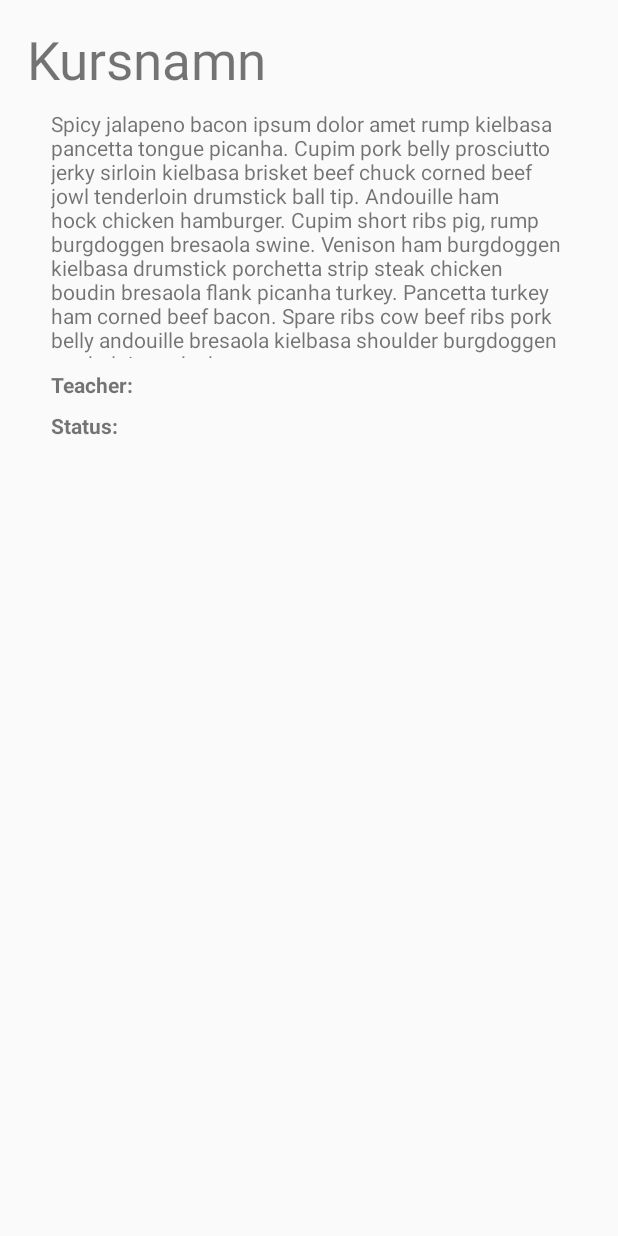
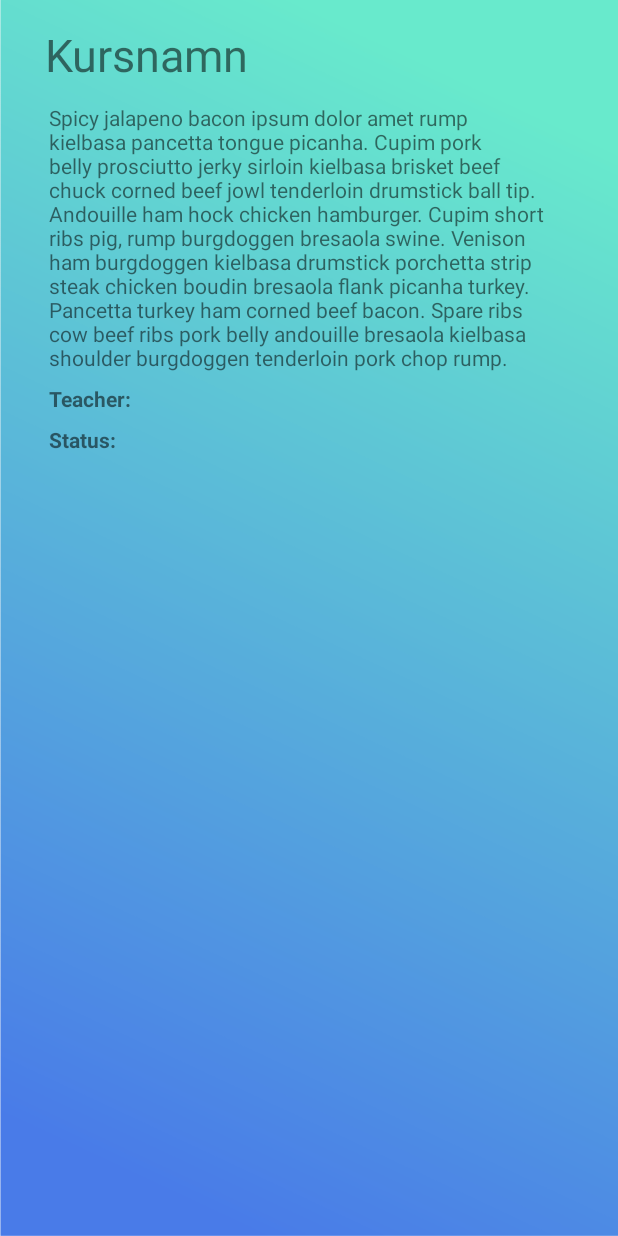
Before and after one commit to NewtonYrkeshogskola/da_scrummerz, an Android app: the layout activity_course_info.xml on its own in the app's theme, with its tools: preview values and no code run, on a phone screen of 412 x 824 dp. Run offline under Robolectric (Android 15) with nearby library versions, the phone set to English and light mode, and no system bars.

Commit message:
Details for the courses works perfectly! <3

```diff
--- a/Android/Scrummerz/app/build.gradle
+++ b/Android/Scrummerz/app/build.gradle
@@ -38,7 +38,6 @@ dependencies {
     compile 'com.google.firebase:firebase-messaging:10.2.4'
     compile 'com.google.firebase:firebase-crash:10.2.4'
     compile 'com.google.firebase:firebase-core:10.2.4'
-    compile 'com.jakewharton:butterknife:8.5.1'
     testCompile 'junit:junit:4.12'
 }
 
--- a/Android/Scrummerz/app/src/main/res/layout/activity_course_info.xml
+++ b/Android/Scrummerz/app/src/main/res/layout/activity_course_info.xml
@@ -4,30 +4,32 @@
     xmlns:tools="http://schemas.android.com/tools"
     android:layout_width="match_parent"
     android:layout_height="match_parent"
+    android:background="@drawable/bglogin"
     tools:context="se.newton.scrummerz.CourseInfo">
 
     <TextView
         android:id="@+id/courseName"
-        android:layout_width="wrap_content"
+        android:layout_width="360dp"
         android:layout_height="wrap_content"
-        android:layout_marginLeft="8dp"
+        android:layout_marginLeft="16dp"
         android:layout_marginRight="8dp"
         android:layout_marginTop="16dp"
         android:text="Kursnamn"
-        android:textSize="35sp"
-        app:layout_constraintHorizontal_bias="0.042"
+        android:textSize="30sp"
+        app:layout_constraintHorizontal_bias="0.5"
         app:layout_constraintLeft_toLeftOf="parent"
         app:layout_constraintRight_toRightOf="parent"
         app:layout_constraintTop_toTopOf="parent" />
 
     <TextView
         android:id="@+id/detailsView"
-        android:layout_width="344dp"
-        android:layout_height="166dp"
+        android:layout_width="333dp"
+        android:layout_height="wrap_content"
         android:layout_marginLeft="0dp"
         android:layout_marginRight="0dp"
-        android:layout_marginTop="9dp"
+        android:layout_marginTop="12dp"
         android:text="Spicy jalapeno bacon ipsum dolor amet rump kielbasa pancetta tongue picanha. Cupim pork belly prosciutto jerky sirloin kielbasa brisket beef chuck corned beef jowl tenderloin drumstick ball tip. Andouille ham hock chicken hamburger. Cupim short ribs pig, rump burgdoggen bresaola swine. Venison ham burgdoggen kielbasa drumstick porchetta strip steak chicken boudin bresaola flank picanha turkey. Pancetta turkey ham corned beef bacon. Spare ribs cow beef ribs pork belly andouille bresaola kielbasa shoulder burgdoggen tenderloin pork chop rump."
+        app:layout_constraintHorizontal_bias="0.418"
         app:layout_constraintLeft_toLeftOf="parent"
         app:layout_constraintRight_toRightOf="parent"
         app:layout_constraintTop_toBottomOf="@+id/courseName" />
@@ -36,22 +38,22 @@
         android:id="@+id/teacherboldView"
         android:layout_width="wrap_content"
         android:layout_height="wrap_content"
+        android:layout_marginLeft="0dp"
+        android:layout_marginTop="8dp"
         android:text="Teacher: "
         android:textStyle="bold"
-        android:layout_marginTop="8dp"
-        app:layout_constraintTop_toBottomOf="@+id/detailsView"
-        android:layout_marginLeft="0dp"
-        app:layout_constraintLeft_toLeftOf="@+id/detailsView" />
+        app:layout_constraintLeft_toLeftOf="@+id/detailsView"
+        app:layout_constraintTop_toBottomOf="@+id/detailsView" />
 
     <TextView
         android:id="@+id/statusBoldView"
         android:layout_width="wrap_content"
         android:layout_height="wrap_content"
+        android:layout_marginLeft="0dp"
+        android:layout_marginTop="8dp"
         android:text="Status:"
         android:textStyle="bold"
-        android:layout_marginLeft="0dp"
         app:layout_constraintLeft_toLeftOf="@+id/teacherboldView"
-        android:layout_marginTop="8dp"
         app:layout_constraintTop_toBottomOf="@+id/teacherboldView" />
 
     <TextView
```
Also changed, not shown: Android/Scrummerz/app/src/main/java/se/newton/scrummerz/CourseInfo.java (+23 -2 lines), Android/Scrummerz/app/src/main/java/se/newton/scrummerz/activity_courses.java (+10 -3 lines).
